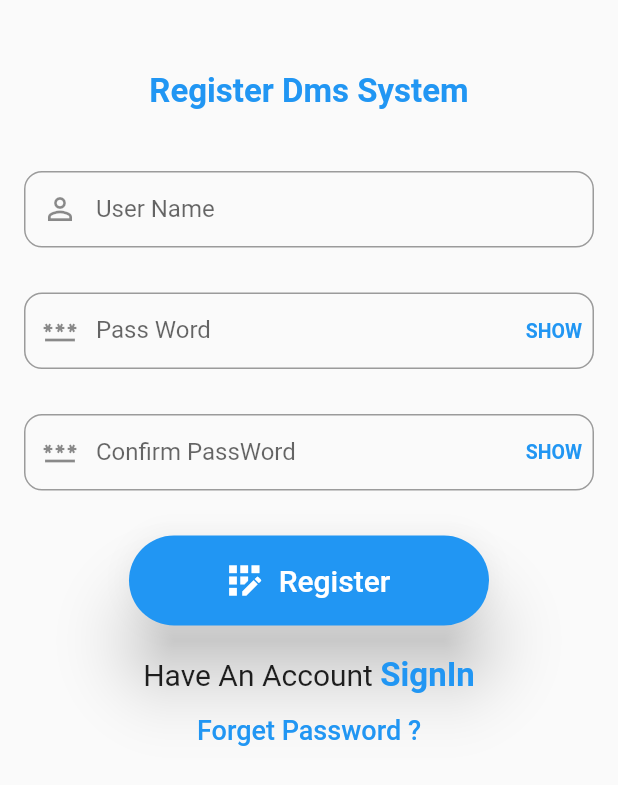
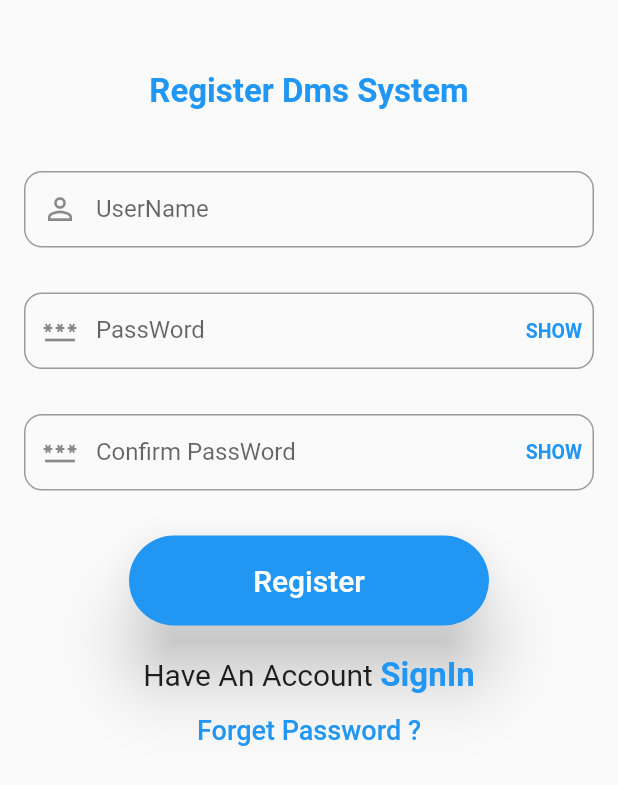
Before and after one commit to NguyenVanTay/dms_demo, a Flutter app: the ForgetPassword screen opened directly, after a tap on "Forget Password", after a tap on "Sign Up New Account ?", on a phone screen of 412 x 824 dp. Shown: the top 785 px of the screen. Run offline on Flutter 3.47's test engine with Material 2 defaults, Android fonts, the phone set to English and light mode, and no system bars; our stand-ins replace calendar_view, flutter_colorpicker, form_field_validator, get, percent_indicator and 2 more; missing offline and left inert: carbon_icons, comment_tree, dart:ffi, face_pile, reaction_askany; network calls fail.

Commit message:
update UI Verification

```diff
--- a/dms/lib/Views/screens/fogetpassword.dart
+++ b/dms/lib/Views/screens/fogetpassword.dart
@@ -72,7 +72,7 @@ class _ForgetPasswordState extends State<ForgetPassword> {
                   SizedBox(
                     height: 60,
                     width: 240,
-                    child: ElevatedButton.icon(
+                    child: ElevatedButton(
                       onPressed: () {
                         if (_formKey.currentState!.validate()) {
                           Navigator.push(
@@ -82,12 +82,12 @@ class _ForgetPasswordState extends State<ForgetPassword> {
                           );
                         }
                       },
-                      icon: Icon(
-                        Icons.question_mark,
-                        color: Colors.white,
-                        size: 30,
-                      ),
-                      label: Text(
+                      // icon: Icon(
+                      //   Icons.question_mark,
+                      //   color: Colors.white,
+                      //   size: 30,
+                      // ),
+                      child: Text(
                         'Forget Password',
                         style: TextStyle(fontSize: 20),
                       ),
--- a/dms/lib/Views/screens/login.dart
+++ b/dms/lib/Views/screens/login.dart
@@ -120,7 +120,7 @@ class _LoginState extends State<Login> {
                     keyboardType: TextInputType.text,
                     controller: _userController,
                     decoration: InputDecoration(
-                      labelText: 'User Name',
+                      labelText: 'UserName',
                       hintText: 'Enter User Name',
                       prefixIcon: Align(
                         widthFactor: 1.0,
@@ -152,7 +152,7 @@ class _LoginState extends State<Login> {
                         controller: _passWordController,
                         obscureText: _showPassword,
                         decoration: InputDecoration(
-                          labelText: 'Pass Word',
+                          labelText: 'PassWord',
                           hintText: 'Enter PassWord',
                           prefixIcon: Align(
                             widthFactor: 1.0,
@@ -197,7 +197,7 @@ class _LoginState extends State<Login> {
                   SizedBox(
                     height: 60,
                     width: 240,
-                    child: ElevatedButton.icon(
+                    child: ElevatedButton(
                       onPressed: () {
                         if (_formKey.currentState!.validate()) {
                           print('Validated');
@@ -207,12 +207,12 @@ class _LoginState extends State<Login> {
                           );
                         }
                       },
-                      icon: Icon(
-                        Icons.login_rounded,
-                        color: Colors.white,
-                        size: 30,
-                      ),
-                      label: Text(
+                      // icon: Icon(
+                      //   Icons.login_rounded,
+                      //   color: Colors.white,
+                      //   size: 30,
+                      // ),
+                      child: Text(
                         'Login',
                         style: TextStyle(fontSize: 20),
                       ),
--- a/dms/lib/Views/screens/register.dart
+++ b/dms/lib/Views/screens/register.dart
@@ -52,7 +52,7 @@ class _RegisterState extends State<Register> {
                     keyboardType: TextInputType.text,
                     controller: _userController,
                     decoration: InputDecoration(
-                      labelText: 'User Name',
+                      labelText: 'UserName',
                       hintText: 'Enter User Name',
                       prefixIcon: Align(
                         widthFactor: 1.0,
@@ -84,7 +84,7 @@ class _RegisterState extends State<Register> {
                         controller: _passWordController,
                         obscureText: _showPassword,
                         decoration: InputDecoration(
-                          labelText: 'Pass Word',
+                          labelText: 'PassWord',
                           hintText: 'Enter PassWord',
                           prefixIcon: Align(
                             widthFactor: 1.0,
@@ -178,7 +178,7 @@ class _RegisterState extends State<Register> {
                   SizedBox(
                     height: 60,
                     width: 240,
-                    child: ElevatedButton.icon(
+                    child: ElevatedButton(
                       onPressed: () {
                         if (_formKey.currentState!.validate()) {
                           print('Validated');
@@ -188,12 +188,7 @@ class _RegisterState extends State<Register> {
                           );
                         }
                       },
-                      icon: Icon(
-                        Icons.app_registration_outlined,
-                        color: Colors.white,
-                        size: 30,
-                      ),
-                      label: Text(
+                      child: Text(
                         'Register',
                         style: TextStyle(fontSize: 20),
                       ),
--- a/dms/lib/Views/widgets/Project/projectwidget.dart
+++ b/dms/lib/Views/widgets/Project/projectwidget.dart
@@ -49,7 +49,7 @@ class _ProjectWidgetState extends State<ProjectWidget> {
         ),
         child: Column(
           crossAxisAlignment: CrossAxisAlignment.start,
-          //  mainAxisAlignment: MainAxisAlignment.spaceAround,
+
           children: [
             Column(
               crossAxisAlignment: CrossAxisAlignment.start,
```
Also changed, not shown: dms/lib/Views/screens/Project/create_project.dart (+56 -19 lines), dms/lib/Views/screens/dropdown_screen.dart (deleted, +0 -45 lines).
